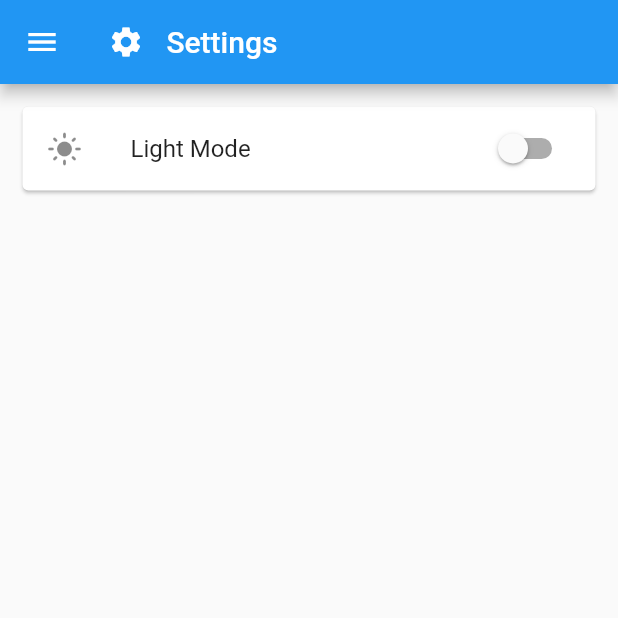
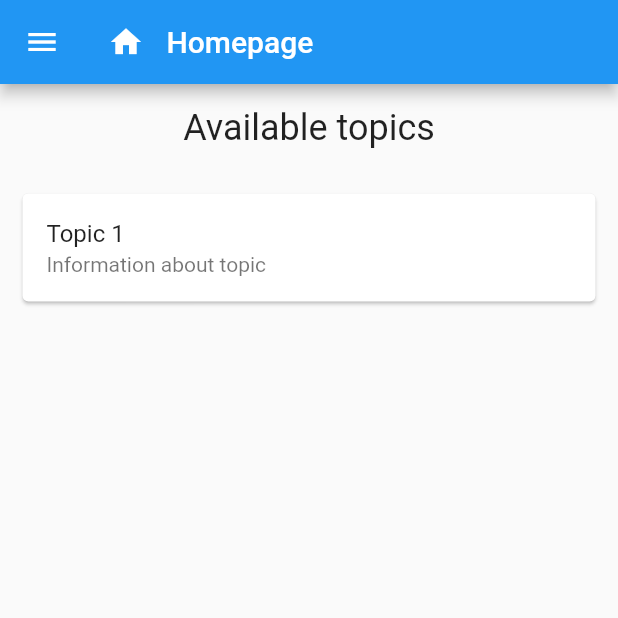
Before and after one commit to Stuflo19/android_app, a Flutter app: the screen it shows after launch, on a phone screen of 412 x 824 dp, the top half of it. Run offline on Flutter 3.47's test engine with Material 2 defaults, Android fonts, the phone set to English and light mode, and no system bars; our stand-ins replace get.

Commit message:
Added homepage template

```diff
--- /dev/null
+++ b/lib/homepage.dart
@@ -0,0 +1,42 @@
+import 'package:flutter/material.dart';
+import 'package:get/get.dart';
+import 'ui.dart';
+
+class HomePage extends StatefulWidget {
+  const HomePage({Key? key}) : super(key: key);
+
+  @override
+  State<HomePage> createState() => _HomePageState();
+}
+
+class _HomePageState extends State<HomePage> {
+  bool isSwitched = false;
+  bool darkmode = Get.isDarkMode;
+  UI ui = UI();
+
+  @override
+  Widget build(BuildContext context) {
+    return Scaffold(
+        drawer: ui.sidebar(context),
+        appBar: AppBar(
+            title: Row(
+          children: const [Icon(Icons.home), Text('   Homepage')],
+        )),
+        body: Column(
+            crossAxisAlignment: CrossAxisAlignment.start,
+            children: <Widget>[
+              const Center(
+                  child: Padding(
+                      padding: EdgeInsets.all(15),
+                      child: Text("Available topics",
+                          style: TextStyle(fontSize: 24)))),
+              Card(
+                  margin: const EdgeInsets.all(15),
+                  child: ListTile(
+                    title: Text("Topic 1"),
+                    subtitle: Text("Information about topic"),
+                    onTap: () {},
+                  )),
+            ]));
+  }
+}
--- a/lib/main.dart
+++ b/lib/main.dart
@@ -1,6 +1,6 @@
 import 'package:flutter/material.dart';
 import 'package:get/get.dart';
-import 'settings.dart';
+import 'homepage.dart';
 
 void main() {
   runApp(const MyApp());
@@ -20,7 +20,7 @@ class MyApp extends StatelessWidget {
       theme: ThemeData(
         primarySwatch: Colors.blue,
       ),
-      home: const SettingsPage(),
+      home: const HomePage(),
     );
   }
 }
```
